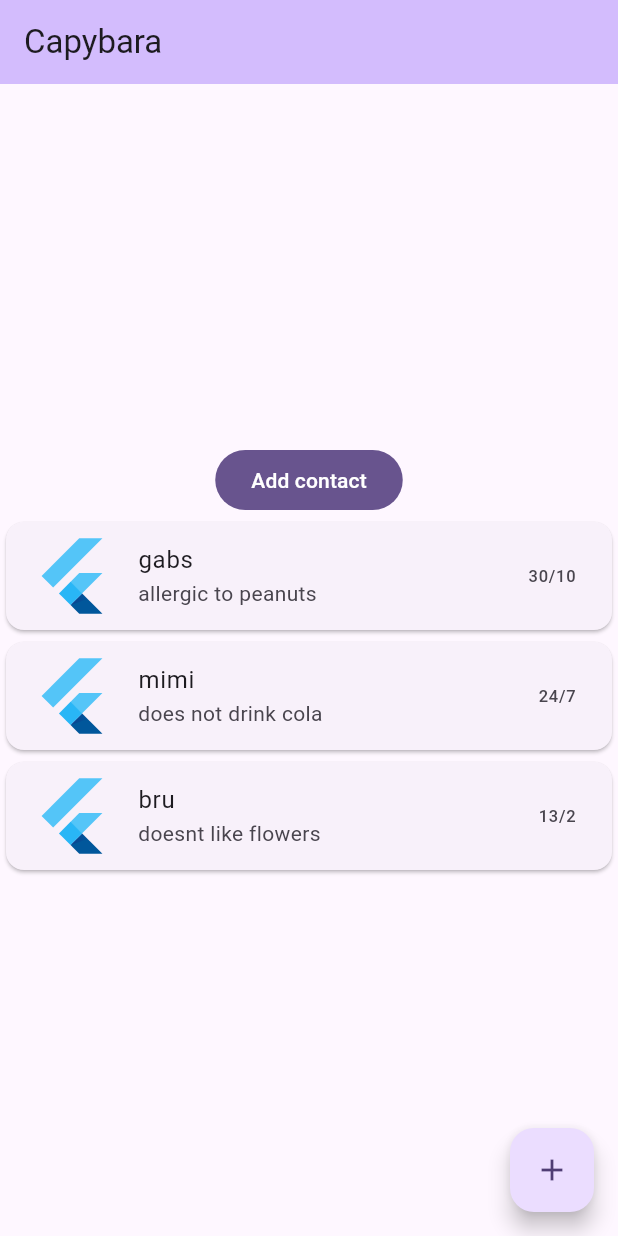
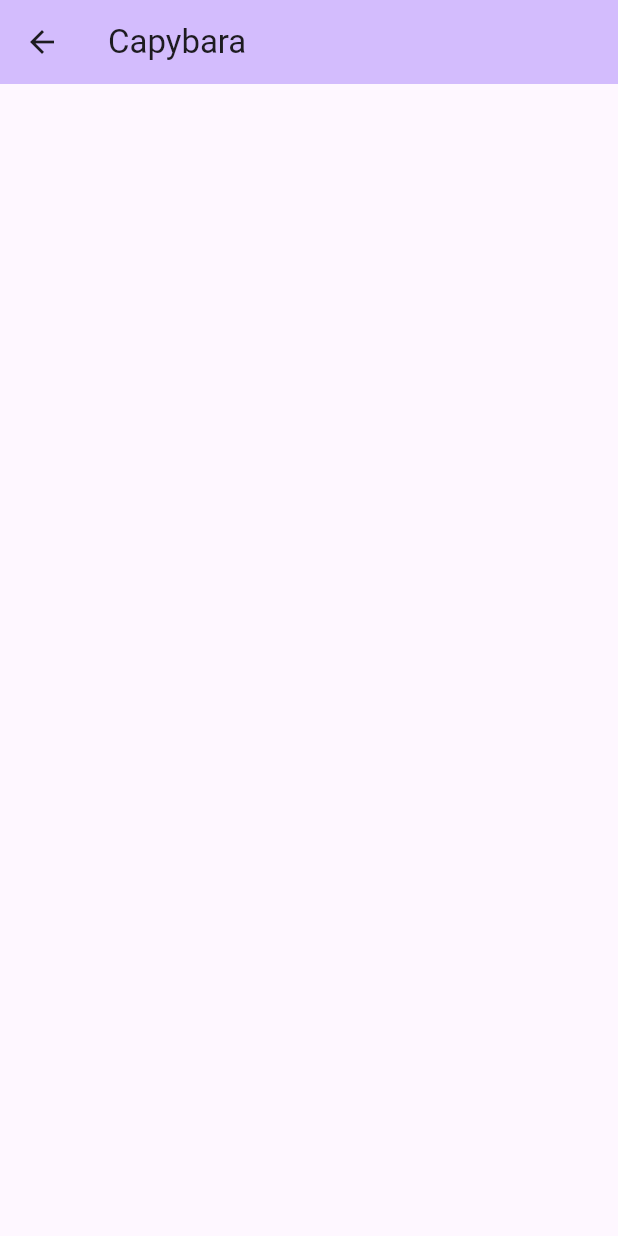
Before and after one commit to rommuloifrn/capybara-prm, a Flutter app: the screen it shows after launch, after a tap on "Add contact", on a phone screen of 412 x 824 dp. Run offline on Flutter 3.47's test engine with Material 3 defaults, Android fonts, the phone set to English and light mode, and no system bars.

Commit message:
feat: add page navigation to add contact page

```diff
--- /dev/null
+++ b/lib/add_contact.dart
@@ -0,0 +1,22 @@
+
+
+import 'package:flutter/material.dart';
+
+void main() {
+  runApp(const AddContact());
+}
+
+class AddContact extends StatelessWidget {
+  const AddContact({super.key});
+
+  @override
+  Widget build(BuildContext context) {
+    return Scaffold(
+      appBar: AppBar(
+        backgroundColor: Theme.of(context).colorScheme.inversePrimary,
+        title: const Text("Capybara"),
+      ),
+    );
+
+  }
+}
--- a/lib/main.dart
+++ b/lib/main.dart
@@ -1,3 +1,4 @@
+import 'package:capybara/add_contact.dart';
 import 'package:capybara/models/contact.dart';
 import 'package:flutter/material.dart';
 
@@ -117,7 +118,16 @@ class _MyHomePageState extends State<MyHomePage> {
             //     ),
             //   ],
             // ),
-            FilledButton(onPressed: ()=>{}, child: const Text("Add contact")),
+            FilledButton(
+              onPressed: ()=>{
+                Navigator.push(
+                  context,
+                  MaterialPageRoute(builder: (context)=> const AddContact()
+                  )
+                )
+              },
+              child: const Text("Add contact")
+            ),
             contactList([
               Contact("gabs", "allergic to peanuts", 10, 30),
               Contact("mimi", "does not drink cola", 07, 24),
```
